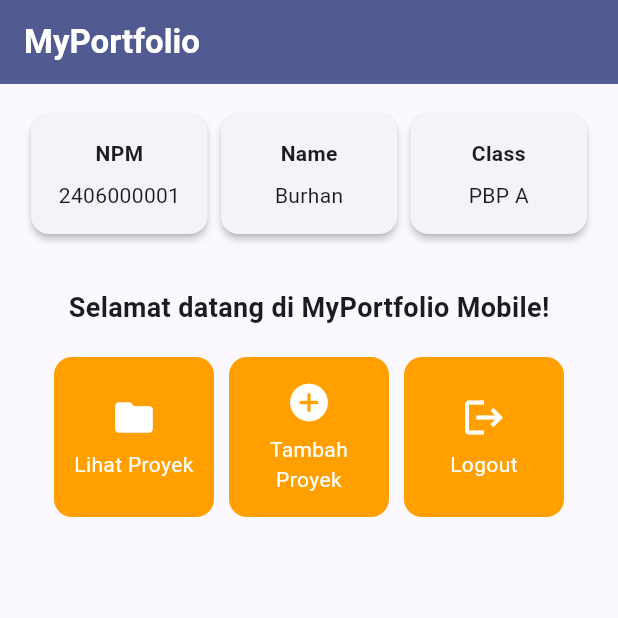
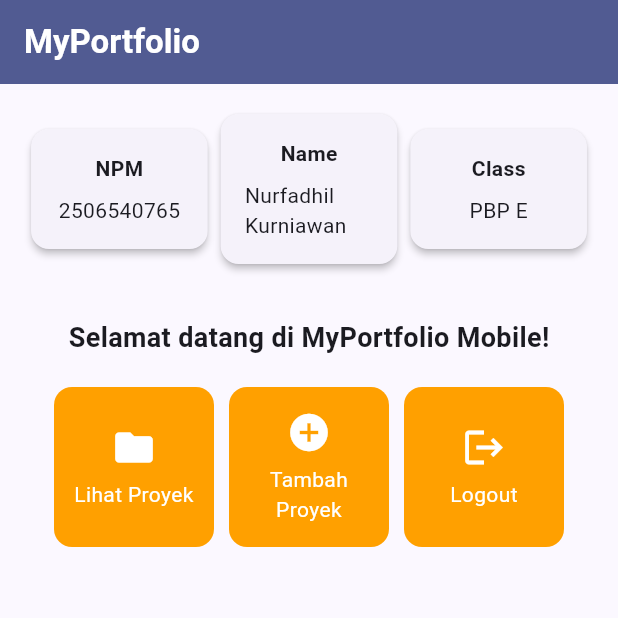
Before and after one commit to fadhilje/myportofolio_mobile, a Flutter app: the screen it shows after launch, on a phone screen of 412 x 824 dp, the top half of it. Run offline on Flutter 3.47's test engine with Material 3 defaults, Android fonts, the phone set to English and light mode, and no system bars.

Commit message:
feat: Informasi Profil Pemilik Portofolio

```diff
--- a/lib/menu.dart
+++ b/lib/menu.dart
@@ -3,9 +3,9 @@ import 'package:flutter/material.dart';
 class MyHomePage extends StatelessWidget {
   MyHomePage({super.key});
 
-  final String npm = "2406000001";
-  final String nama = "Burhan";
-  final String kelas = "PBP A";
+  final String npm = "2506540765";
+  final String nama = "Nurfadhil Kurniawan";
+  final String kelas = "PBP E";
 
   final List<ItemHomepage> items = [
     ItemHomepage("Lihat Proyek", Icons.folder),
```
